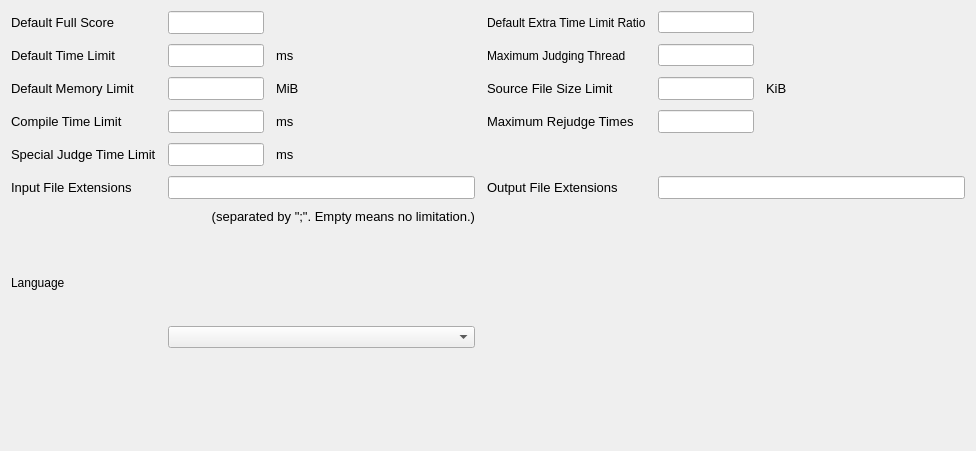
Qt form src/forms/generalsettings.ui (Seather-XS/LemonLime-ng) before a commit.
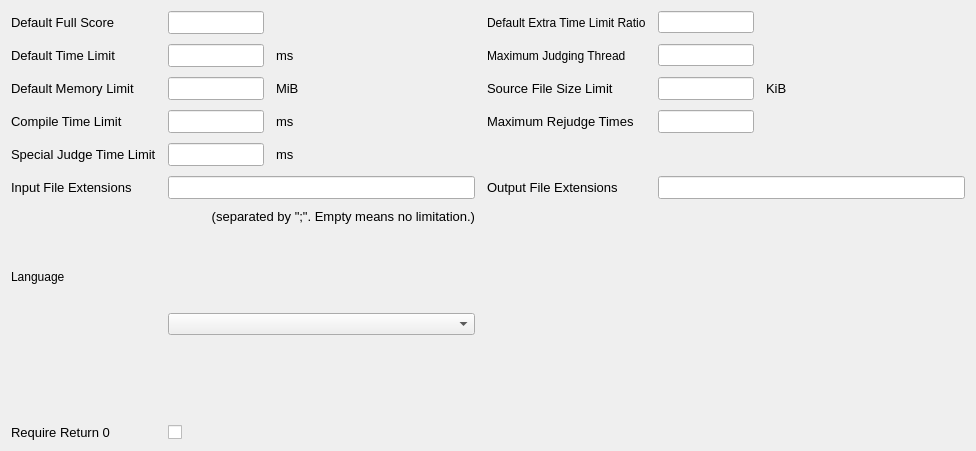
The same form after that commit.

```diff
--- a/src/forms/generalsettings.ui
+++ b/src/forms/generalsettings.ui
@@ -777,6 +777,31 @@
      </item>
     </layout>
    </item>
+   <item row="12" column="0">
+    <widget class="QLabel" name="label_19">
+     <property name="font">
+      <font>
+       <pointsize>10</pointsize>
+      </font>
+     </property>
+     <property name="text">
+      <string>Require Return 0</string>
+     </property>
+     <property name="toolTip">
+      <string>CCF rule: the program must end normally and main() must return 0. A non-zero exit code is reported as a runtime error. For interpreted languages (Python, Java, …) the interpreter's exit code is what counts, so an uncaught exception is a runtime error too.</string>
+     </property>
+    </widget>
+   </item>
+   <item row="12" column="1">
+    <widget class="QCheckBox" name="requireReturnZero">
+     <property name="sizePolicy">
+      <sizepolicy hsizetype="Fixed" vsizetype="Fixed">
+       <horstretch>0</horstretch>
+       <verstretch>0</verstretch>
+      </sizepolicy>
+     </property>
+    </widget>
+   </item>
   </layout>
  </widget>
  <tabstops>
```
Left out of the diff: 1 changed line with no effect on the pictures.
